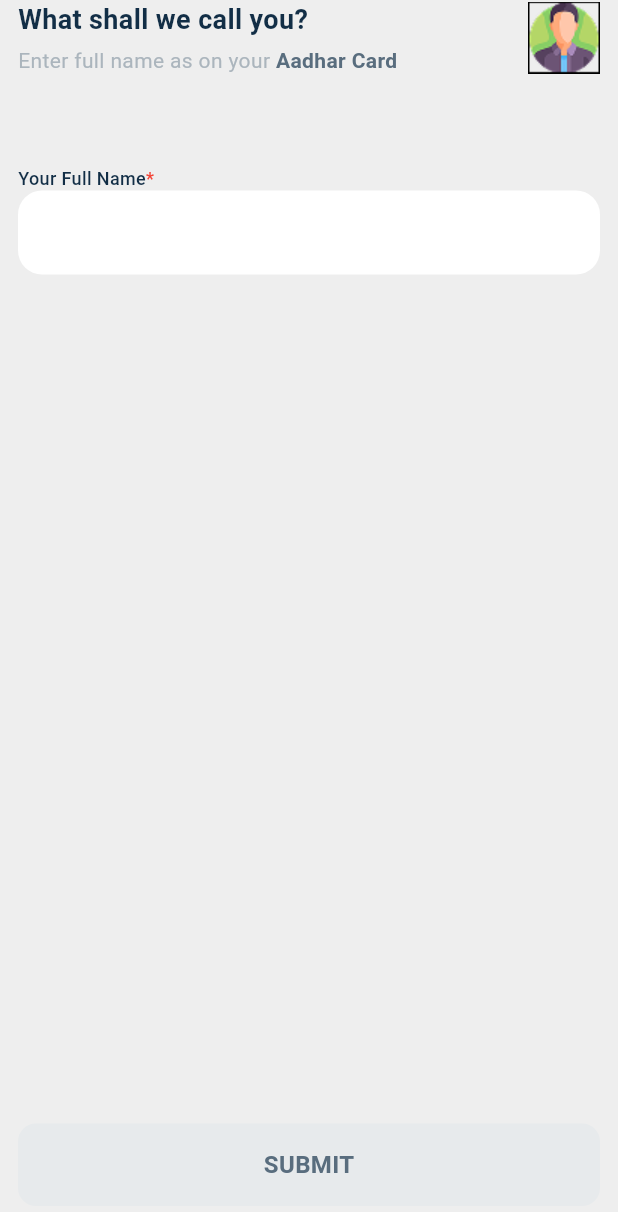
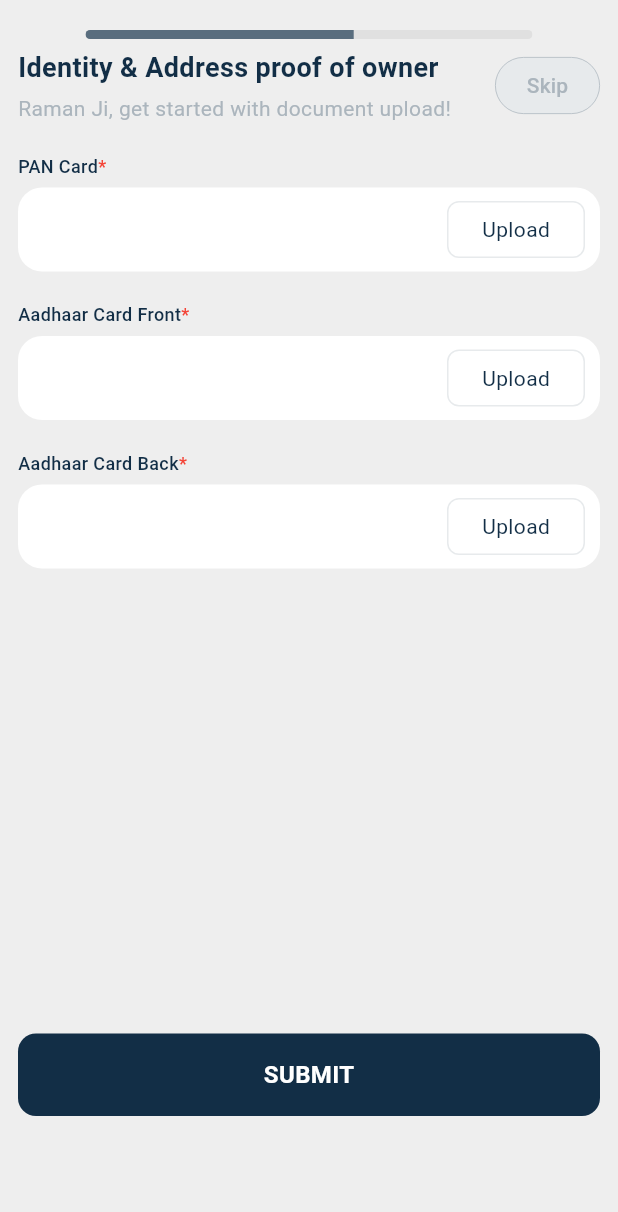
Before and after one commit to Adilcpgithub/fleet_wise, a Flutter app: the screen it shows after launch, on a phone screen of 412 x 824 dp. Shown: the top 1212 px of the screen. Run offline on Flutter 3.47's test engine with Material 3 defaults, Android fonts, the phone set to English and light mode, and no system bars; our stand-ins replace flutter_svg; generated files the repository leaves out were written again; project files that could hold a hidden picture were left out.

Commit message:
feat(ui): signup_address_proof_page created and signup_address_proof_widget file created

```diff
--- a/lib/core/widgets/custom_textform.dart
+++ b/lib/core/widgets/custom_textform.dart
@@ -3,23 +3,26 @@ import 'package:flutter/material.dart';
 
 // ignore: must_be_immutable
 class CustomTextFormField extends StatelessWidget {
-  final TextEditingController controller;
-  Widget? prefixIcon;
-  Widget? suffixIcon;
+  final TextEditingController? controller;
+  final Widget? prefixIcon;
+  final Widget? suffixIcon;
   TextInputType? keyboardType;
+  final bool readOnly;
   final String? Function(String?)? validator;
   CustomTextFormField({
     super.key,
-    required this.controller,
+    this.controller,
     this.validator,
     this.prefixIcon,
     this.suffixIcon,
     this.keyboardType,
+    this.readOnly = false,
   });
 
   @override
   Widget build(BuildContext context) {
     return TextFormField(
+      readOnly: readOnly,
       controller: controller,
       cursorColor: AppColors.lightGrey,
       keyboardType: keyboardType,
@@ -37,20 +40,3 @@ class CustomTextFormField extends StatelessWidget {
     );
   }
 }
-/**
-  Padding(
-            padding: const EdgeInsets.only(right: 10, top: 5, bottom: 5),
-            child: Container(
-              decoration: BoxDecoration(
-                borderRadius: BorderRadius.circular(8.0),
-                border: Border.all(color: AppColors.stroke),
-              ),
-              height: 34,
-              width: 92,
-              child: Center(
-                child: Text('Upload', style: TextStyle(color: AppColors.black)),
-              ),
-            ),
-          ),
-
-**/
--- /dev/null
+++ b/lib/features/signup/presentation/pages/signup_address_proof_page.dart
@@ -0,0 +1,46 @@
+import 'package:fleet_wise/core/theme/app_colors.dart';
+import 'package:fleet_wise/features/signup/presentation/widgets/signup_address_proof_widgets.dart';
+import 'package:flutter/material.dart';
+
+class SignupAddressProofPage extends StatelessWidget {
+  const SignupAddressProofPage({super.key});
+
+  @override
+  Widget build(BuildContext context) {
+    final signupAddressProofWidgets = SignupAddressProofWidgets();
+    return Scaffold(
+      backgroundColor: AppColors.baseColor,
+      body: SafeArea(
+        child: SingleChildScrollView(
+          child: SizedBox(
+            height: MediaQuery.of(context).size.height - 60,
+            child: Padding(
+              padding: const EdgeInsets.symmetric(horizontal: 12),
+              child: Column(
+                crossAxisAlignment: CrossAxisAlignment.start,
+                children: [
+                  signupAddressProofWidgets.sizedBoxheight(20),
+                  signupAddressProofWidgets.buildProgressbar(),
+                  signupAddressProofWidgets.sizedBoxheight(6),
+                  signupAddressProofWidgets.buildHeaderTextAndSkipButton(),
+                  signupAddressProofWidgets.sizedBoxheight(20),
+                  signupAddressProofWidgets.buildPanTextAndTextField(),
+                  signupAddressProofWidgets.sizedBoxheight(20),
+                  signupAddressProofWidgets
+                      .buildAadhaarCardFrontTextAndTextField(),
+
+                  signupAddressProofWidgets.sizedBoxheight(20),
+                  signupAddressProofWidgets
+                      .buildAadharCardBackTextAndTextField(),
+                  signupAddressProofWidgets.buildspacer(),
+                  signupAddressProofWidgets.buildSubmitButton(),
+                  signupAddressProofWidgets.sizedBoxheight(20),
+                ],
+              ),
+            ),
+          ),
+        ),
+      ),
+    );
+  }
+}
--- /dev/null
+++ b/lib/features/signup/presentation/widgets/signup_address_proof_widgets.dart
@@ -0,0 +1,181 @@
+import 'package:fleet_wise/core/theme/app_colors.dart';
+import 'package:fleet_wise/core/widgets/custom_textform.dart';
+import 'package:fleet_wise/features/signup/presentation/widgets/custom_button.dart';
+import 'package:fleet_wise/features/signup/presentation/widgets/custom_rich_text.dart';
+import 'package:flutter/material.dart';
+
+class SignupAddressProofWidgets {
+  // ! progress bar
+  Widget buildProgressbar() {
+    return Padding(
+      padding: const EdgeInsets.symmetric(horizontal: 45),
+
+      child: ClipRRect(
+        borderRadius: BorderRadius.circular(10),
+        child: LinearProgressIndicator(
+          value: 0.6,
+          backgroundColor: Colors.grey[300],
+          color: AppColors.grey,
+          minHeight: 6,
+        ),
+      ),
+    );
+  }
+
+  // ! Header Text and Skip Button
+  Widget buildHeaderTextAndSkipButton() {
+    return Row(
+      crossAxisAlignment: CrossAxisAlignment.center,
+      children: [
+        Expanded(
+          child: Column(
+            crossAxisAlignment: CrossAxisAlignment.start,
+            mainAxisSize: MainAxisSize.min,
+            children: const [
+              Text(
+                'Identity & Address proof of owner',
+                style: TextStyle(
+                  color: AppColors.black,
+                  fontSize: 18,
+                  fontWeight: FontWeight.bold,
+                ),
+              ),
+              SizedBox(height: 4),
+              Text(
+                'Raman Ji, get started with document upload!',
+                style: TextStyle(color: AppColors.lightGrey, fontSize: 14),
+              ),
+            ],
+          ),
+        ),
+        // ! Skip Button
+        Container(
+          height: 38,
+          width: 70,
+          decoration: BoxDecoration(
+            border: Border.all(color: AppColors.lightGrey, width: 0.5),
+            borderRadius: BorderRadius.circular(25.0),
+            color: AppColors.stroke,
+          ),
+          child: TextButton(
+            onPressed: () {},
+            child: const Text(
+              'Skip',
+              style: TextStyle(color: AppColors.lightGrey),
+            ),
+          ),
+        ),
+      ],
+    );
+  }
+
+  //! Pan Card Text And TextField
+  buildPanTextAndTextField() {
+    return Column(
+      crossAxisAlignment: CrossAxisAlignment.start,
+      children: [
+        Padding(
+          padding: const EdgeInsets.only(bottom: 6),
+          child: customRichText('PAN Card'),
+        ),
+        CustomTextFormField(
+          readOnly: true,
+          suffixIcon: Padding(
+            padding: const EdgeInsets.only(right: 10, top: 5, bottom: 5),
+            child: Container(
+              decoration: BoxDecoration(
+                borderRadius: BorderRadius.circular(8.0),
+                border: Border.all(color: AppColors.stroke),
+              ),
+              height: 34,
+              width: 92,
+              child: Center(
+                child: Text('Upload', style: TextStyle(color: AppColors.black)),
+              ),
+            ),
+          ),
+        ),
+      ],
+    );
+  }
+
+  //! Aadhaar Card Text And TextField
+  Widget buildAadhaarCardFrontTextAndTextField() {
+    return Column(
+      crossAxisAlignment: CrossAxisAlignment.start,
+      children: [
+        Padding(
+          padding: const EdgeInsets.only(bottom: 6),
+          child: customRichText('Aadhaar Card Front'),
+        ),
+        CustomTextFormField(
+          readOnly: true,
+          suffixIcon: Padding(
+            padding: const EdgeInsets.only(right: 10, top: 5, bottom: 5),
+            child: Container(
+              decoration: BoxDecoration(
+                borderRadius: BorderRadius.circular(8.0),
+                border: Border.all(color: AppColors.stroke),
+              ),
+              height: 34,
+              width: 92,
+              child: Center(
+                child: Text('Upload', style: TextStyle(color: AppColors.black)),
+              ),
+            ),
+          ),
+        ),
+      ],
+    );
+  }
+
+  // ! Aadhaar Card Back Text And TextField
+  Widget buildAadharCardBackTextAndTextField() {
+    return Column(
+      crossAxisAlignment: CrossAxisAlignment.start,
+      children: [
+        Padding(
+          padding: const EdgeInsets.only(bottom: 6),
+          child: customRichText('Aadhaar Card Back'),
+        ),
+        CustomTextFormField(
+          readOnly: true,
+          suffixIcon: Padding(
+            padding: const EdgeInsets.only(right: 10, top: 5, bottom: 5),
+            child: Container(
+              decoration: BoxDecoration(
+                borderRadius: BorderRadius.circular(8.0),
+                border: Border.all(color: AppColors.stroke),
+              ),
+              height: 34,
+              width: 92,
+              child: Center(
+                child: Text('Upload', style: TextStyle(color: AppColors.black)),
+              ),
+            ),
+          ),
+        ),
+      ],
+    );
+  }
+
+  //! Submit Button
+  Widget buildSubmitButton() {
+    return customButton(
+      text: 'SUBMIT',
+      onPressed: () {},
+      buttonColor: AppColors.black,
+      textColor: AppColors.white,
+    );
+  }
+
+  //! SizedBox height
+  Widget sizedBoxheight(double height) {
+    return SizedBox(height: height);
+  }
+
+  //! Spacer
+  Widget buildspacer() {
+    return const Spacer();
+  }
+}
--- a/lib/main.dart
+++ b/lib/main.dart
@@ -1,3 +1,4 @@
+import 'package:fleet_wise/features/signup/presentation/pages/signup_address_proof_page.dart';
 import 'package:fleet_wise/features/signup/presentation/pages/signup_name_page.dart';
 import 'package:fleet_wise/features/signup/presentation/pages/signup_otp_page.dart';
 import 'package:fleet_wise/features/signup/presentation/pages/signup_phone_page.dart';
@@ -30,7 +31,7 @@ class MyApp extends StatelessWidget {
       theme: ThemeData(
         colorScheme: ColorScheme.fromSeed(seedColor: Colors.deepPurple),
       ),
-      home: SignupNamePage(),
+      home: SignupAddressProofPage(),
     );
   }
 }
```
